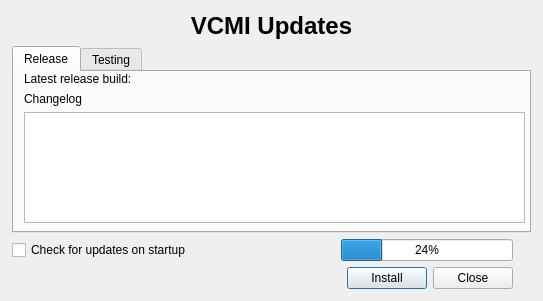
First picture: the form in launcher/updatedialog_moc.ui, repository GeorgeK1ng/vcmi, before the edit.
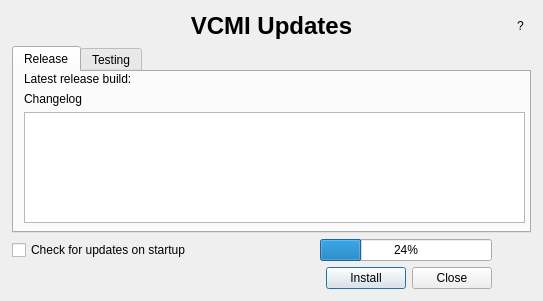
Second picture: the form after the edit.

Commit message: Add update dialog info button with OS-specific guidance

```diff
--- a/launcher/updatedialog_moc.ui
+++ b/launcher/updatedialog_moc.ui
@@ -192,6 +192,19 @@
      </property>
     </widget>
    </item>
+   <item row="0" column="6" alignment="Qt::AlignmentFlag::AlignRight">
+    <widget class="QToolButton" name="infoButton">
+     <property name="toolTip">
+      <string>Update channels information</string>
+     </property>
+     <property name="text">
+      <string>?</string>
+     </property>
+     <property name="autoRaise">
+      <bool>true</bool>
+     </property>
+    </widget>
+   </item>
    <item row="0" column="0" colspan="7">
     <widget class="QLabel" name="title">
      <property name="font">
```
The commit also changes 2 other files.
